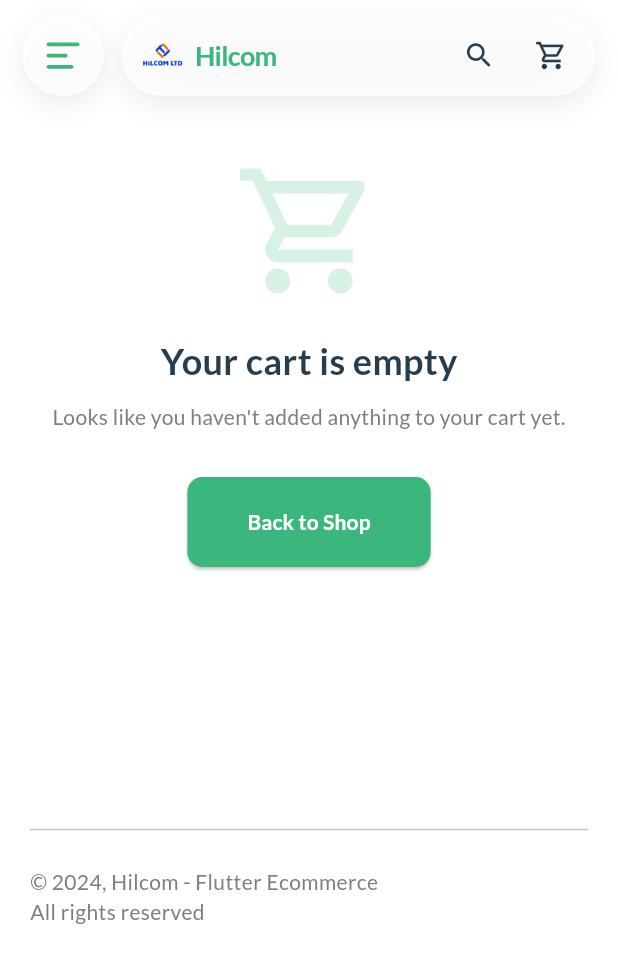
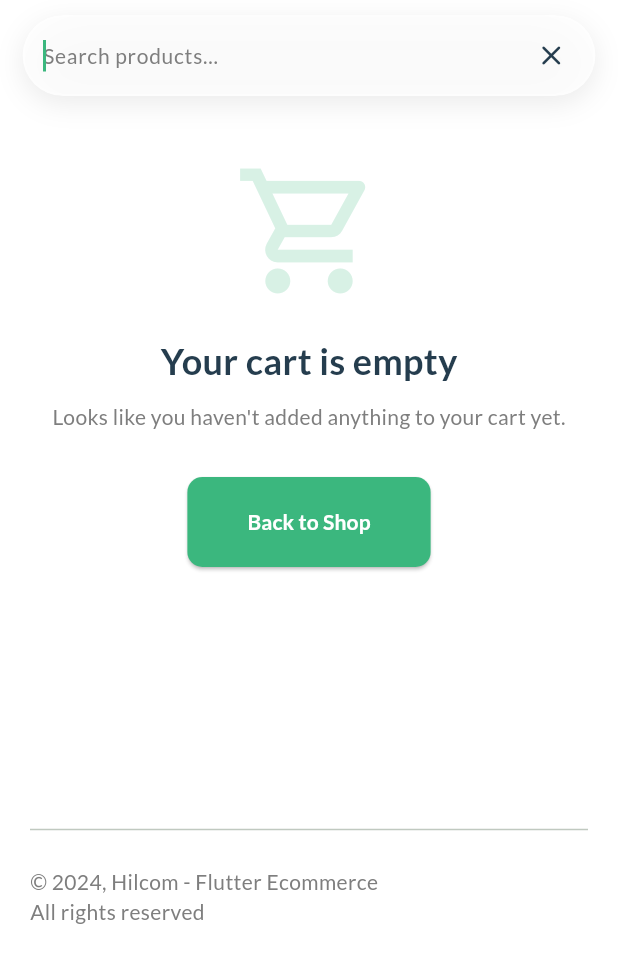
Before and after one commit to RasZarky/hilcom, a Flutter app: the CartPage screen opened by its route, after a tap on the "search" icon, on a phone screen of 412 x 824 dp. Shown: the top 963 px of the screen. Run offline on Flutter 3.47's test engine with Material 3 defaults, Android fonts, the phone set to English and light mode, and no system bars; our stand-ins replace cached_network_image, firebase_core, go_router, google_fonts; accounts and stored records are empty; network calls fail.

Commit message:
implement product search functionality in HomeProvider and UI
- Add `searchQuery` state and `filteredProducts` getter to `HomeProvider` to filter products by title, category, or brand.
- Update `WebHeader` search field to trigger search queries via `HomeProvider`.
- Refactor `MobileAppBar` to a `StatefulWidget` to support a toggleable search mode with a dedicated `TextField`.
- Update `HomePage` to conditionally display a search results grid when a query is active.
- Implement a "Clear Search" action and handle empty search result states with descriptive UI.
- Enhance `MobileAppBar` layout to maintain consistent branding and glassmorphic styling during search.

```diff
--- a/lib/features/home/presentation/widgets/layout/mobile_app_bar.dart
+++ b/lib/features/home/presentation/widgets/layout/mobile_app_bar.dart
@@ -5,11 +5,25 @@ import 'package:provider/provider.dart';
 import 'package:hilcom/core/theme/app_colors.dart';
 import '../../providers/home_provider.dart';
 
-class MobileAppBar extends StatelessWidget implements PreferredSizeWidget {
+class MobileAppBar extends StatefulWidget implements PreferredSizeWidget {
   const MobileAppBar({super.key});
 
   @override
+  State<MobileAppBar> createState() => _MobileAppBarState();
+
+  @override
   Size get preferredSize => const Size.fromHeight(100);
+}
+
+class _MobileAppBarState extends State<MobileAppBar> {
+  bool _isSearching = false;
+  final TextEditingController _searchController = TextEditingController();
+
+  @override
+  void dispose() {
+    _searchController.dispose();
+    super.dispose();
+  }
 
   @override
   Widget build(BuildContext context) {
@@ -20,16 +34,32 @@ class MobileAppBar extends StatelessWidget implements PreferredSizeWidget {
             padding: const EdgeInsets.symmetric(horizontal: 15, vertical: 10),
             child: Row(
               children: [
+                if (!_isSearching) ...[
                   // Separate Floating Glass Circle for Custom Hamburger
                   _buildGlassCircle(
                     onTap: () => Scaffold.of(context).openDrawer(),
                     child: const _CustomHamburger(),
                   ),
                   const SizedBox(width: 12),
+                ],
                 // Main Glassmorphic AppBar Container
                 Expanded(
                   child: _buildGlassContainer(
-                    child: Row(
+                    child: _isSearching
+                      ? _buildSearchField(context)
+                      : _buildDefaultTitle(context),
+                  ),
+                ),
+              ],
+            ),
+          ),
+        );
+      }
+    );
+  }
+
+  Widget _buildDefaultTitle(BuildContext context) {
+    return Row(
       children: [
         const SizedBox(width: 12),
         GestureDetector(
@@ -57,19 +87,49 @@ class MobileAppBar extends StatelessWidget implements PreferredSizeWidget {
         IconButton(
           icon: const Icon(Icons.search_rounded,
             color: AppColors.heading, size: 22),
-                          onPressed: () {},
+          onPressed: () {
+            setState(() {
+              _isSearching = true;
+            });
+          },
         ),
         _buildCartAction(context),
         const SizedBox(width: 4),
       ],
+    );
+  }
+
+  Widget _buildSearchField(BuildContext context) {
+    return Row(
+      children: [
+        const SizedBox(width: 12),
+        Expanded(
+          child: TextField(
+            controller: _searchController,
+            autofocus: true,
+            onChanged: (value) {
+              context.read<HomeProvider>().setSearchQuery(value);
+            },
+            decoration: const InputDecoration(
+              hintText: 'Search products...',
+              border: InputBorder.none,
+              hintStyle: TextStyle(fontSize: 14, color: AppColors.textBody),
+            ),
+            style: const TextStyle(fontSize: 14, color: AppColors.heading),
           ),
         ),
+        IconButton(
+          icon: const Icon(Icons.close_rounded, color: AppColors.heading, size: 22),
+          onPressed: () {
+            setState(() {
+              _isSearching = false;
+              _searchController.clear();
+              context.read<HomeProvider>().setSearchQuery('');
+            });
+          },
         ),
+        const SizedBox(width: 4),
       ],
-            ),
-          ),
-        );
-      }
     );
   }
 
```
Also changed, not shown: lib/features/home/presentation/pages/home_page.dart (+75 -1 lines), lib/features/home/presentation/providers/home_provider.dart (+21 -0 lines), lib/features/home/presentation/widgets/layout/web_header.dart (+6 -3 lines). Lines whose indentation alone changed are shown as unchanged.
